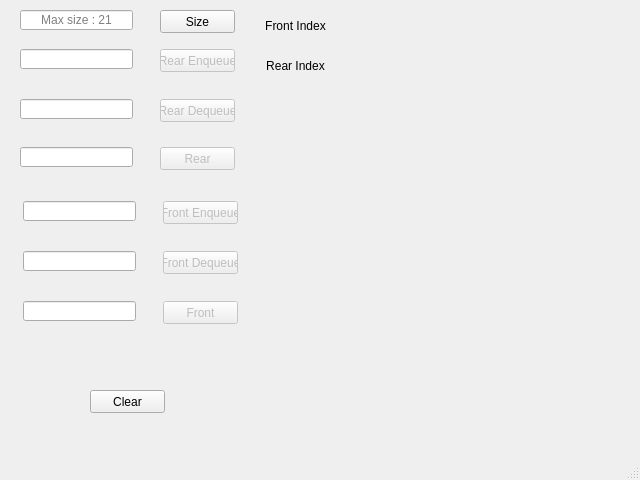
Gaurang1044/Data-Structure-Visualizer, file khappppi/circdeque.ui: the form before one commit.
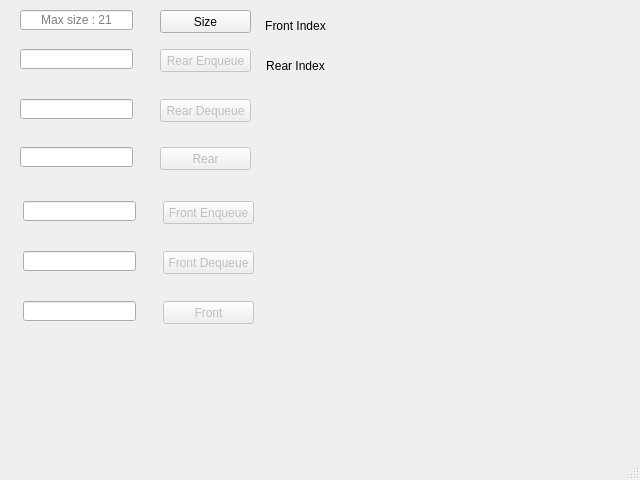
The form after the commit.

Diff of the .ui file:
```diff
--- a/khappppi/circdeque.ui
+++ b/khappppi/circdeque.ui
@@ -22,7 +22,7 @@
      <rect>
       <x>163</x>
       <y>201</y>
-      <width>75</width>
+      <width>91</width>
       <height>23</height>
      </rect>
     </property>
@@ -51,7 +51,7 @@
      <rect>
       <x>163</x>
       <y>251</y>
-      <width>75</width>
+      <width>91</width>
       <height>23</height>
      </rect>
     </property>
@@ -99,7 +99,7 @@
      <rect>
       <x>163</x>
       <y>301</y>
-      <width>75</width>
+      <width>91</width>
       <height>23</height>
      </rect>
     </property>
@@ -123,19 +123,6 @@
      <set>Qt::AlignCenter</set>
     </property>
    </widget>
-   <widget class="QPushButton" name="clearButton">
-    <property name="geometry">
-     <rect>
-      <x>90</x>
-      <y>390</y>
-      <width>75</width>
-      <height>23</height>
-     </rect>
-    </property>
-    <property name="text">
-     <string>Clear</string>
-    </property>
-   </widget>
    <widget class="QLineEdit" name="sizeEdit">
     <property name="enabled">
      <bool>true</bool>
@@ -163,7 +150,7 @@
      <rect>
       <x>160</x>
       <y>10</y>
-      <width>75</width>
+      <width>91</width>
       <height>23</height>
      </rect>
     </property>
@@ -208,7 +195,7 @@
      <rect>
       <x>160</x>
       <y>99</y>
-      <width>75</width>
+      <width>91</width>
       <height>23</height>
      </rect>
     </property>
@@ -240,7 +227,7 @@
      <rect>
       <x>160</x>
       <y>49</y>
-      <width>75</width>
+      <width>91</width>
       <height>23</height>
      </rect>
     </property>
@@ -256,7 +243,7 @@
      <rect>
       <x>160</x>
       <y>147</y>
-      <width>75</width>
+      <width>91</width>
       <height>23</height>
      </rect>
     </property>
```
Left out of the diff: 2 changed lines with no effect on the pictures.
